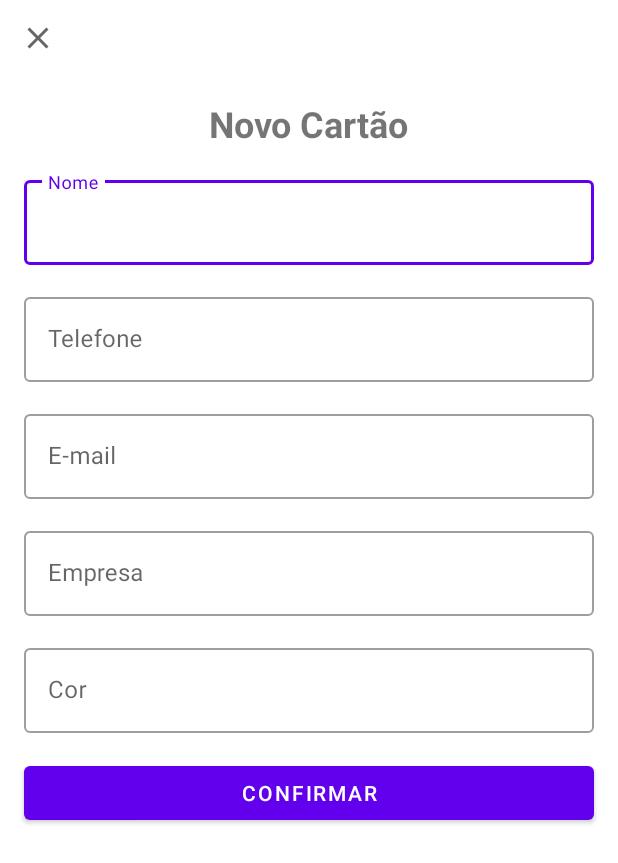
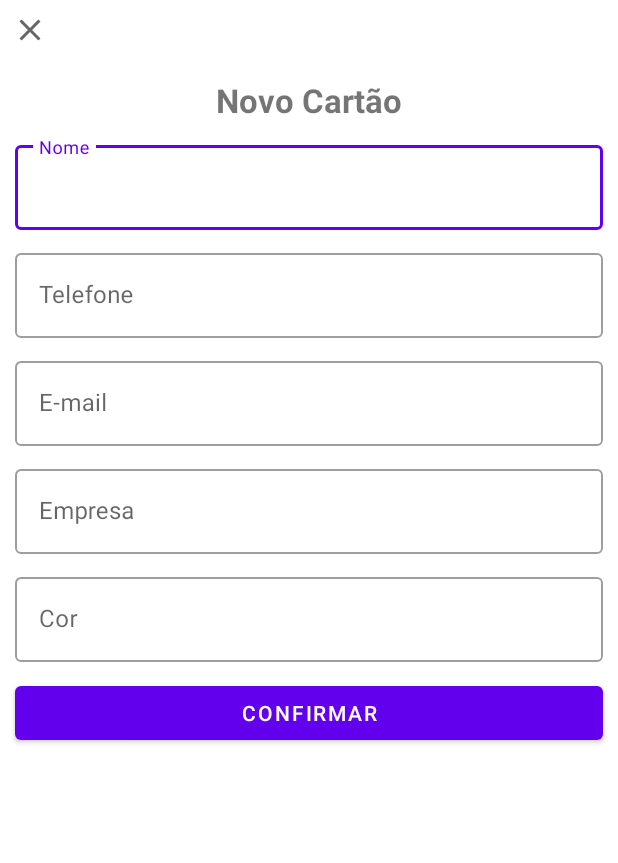
Before and after one commit to adrianoagripino/BusinessCard-app, an Android app: the screen it shows after launch (AddBusinessCardActivity), after a tap on an icon or button, on a phone screen of 412 x 824 dp. Shown: the top 863 px of the screen. Run offline under Robolectric (Android 15) with nearby library versions, the phone set to English and light mode, and no system bars; our stand-ins replace Room's generated code.

```diff
--- a/app/src/main/AndroidManifest.xml
+++ b/app/src/main/AndroidManifest.xml
@@ -11,7 +11,8 @@
         android:supportsRtl="true"
         android:theme="@style/Theme.BusinessCard">
         <activity android:name=".ui.AddBusinessCardActivity"></activity>
-        <activity android:name=".ui.MainActivity">
+        <activity android:name=".ui.MainActivity"
+            android:exported="true">
             <intent-filter>
                 <action android:name="android.intent.action.MAIN" />
 
--- a/app/src/main/java/com/adrianobr/businesscard/ui/MainViewModel.kt
+++ b/app/src/main/java/com/adrianobr/businesscard/ui/MainViewModel.kt
@@ -20,7 +20,7 @@ class MainViewModel(private val businessCardRepository: BusinessCardRepository):
 
 class MainViewModelFactory(private val repository: BusinessCardRepository) : ViewModelProvider.Factory {
 
-    override fun <T : ViewModel?> create(modelClass: Class<T>): T {
+    override fun <T : ViewModel> create(modelClass: Class<T>): T {
 
         if (modelClass.isAssignableFrom(MainViewModel::class.java)) {
             @Suppress("UNCHECKED_CAST")
--- a/app/src/main/res/layout/activity_add_business_card.xml
+++ b/app/src/main/res/layout/activity_add_business_card.xml
@@ -9,22 +9,25 @@
 
     <ImageButton
         android:id="@+id/btn_close"
-        android:layout_width="50dp"
-        android:layout_height="50dp"
+        android:layout_width="40dp"
+        android:layout_height="40dp"
         android:background="?attr/actionBarItemBackground"
         android:src="@drawable/ic_close"
         app:layout_constraintStart_toStartOf="parent"
-        app:layout_constraintTop_toTopOf="parent" />
+        app:layout_constraintTop_toTopOf="parent"
+        tools:ignore="SpeakableTextPresentCheck"
+        android:contentDescription="@string/todo" />
 
     <com.google.android.material.textview.MaterialTextView
         android:id="@+id/tv_title"
         android:layout_width="wrap_content"
         android:layout_height="wrap_content"
-        android:layout_margin="16dp"
+        android:layout_margin="12dp"
         android:text="@string/label_description_new_card"
-        android:textSize="24sp"
+        android:textSize="22sp"
         android:textStyle="bold"
         app:layout_constraintEnd_toEndOf="parent"
+        app:layout_constraintHorizontal_bias="0.50"
         app:layout_constraintStart_toStartOf="parent"
         app:layout_constraintTop_toBottomOf="@id/btn_close" />
 
@@ -33,7 +36,7 @@
         style="@style/Widget.MaterialComponents.TextInputLayout.OutlinedBox"
         android:layout_width="0dp"
         android:layout_height="wrap_content"
-        android:layout_margin="16dp"
+        android:layout_margin="10dp"
         android:hint="@string/label_nome"
         app:layout_constraintEnd_toEndOf="parent"
         app:layout_constraintStart_toStartOf="parent"
@@ -42,7 +45,8 @@
         <com.google.android.material.textfield.TextInputEditText
             android:layout_width="match_parent"
             android:layout_height="match_parent"
-            android:inputType="text" />
+            android:inputType="text"
+            tools:ignore="TextContrastCheck" />
 
     </com.google.android.material.textfield.TextInputLayout>
 
@@ -51,7 +55,7 @@
         style="@style/Widget.MaterialComponents.TextInputLayout.OutlinedBox"
         android:layout_width="0dp"
         android:layout_height="wrap_content"
-        android:layout_margin="16dp"
+        android:layout_margin="10dp"
         android:hint="@string/label_telefone"
         app:layout_constraintEnd_toEndOf="parent"
         app:layout_constraintStart_toStartOf="parent"
@@ -60,7 +64,8 @@
         <com.google.android.material.textfield.TextInputEditText
             android:layout_width="match_parent"
             android:layout_height="match_parent"
-            android:inputType="number" />
+            android:inputType="number"
+            tools:ignore="TextContrastCheck" />
 
     </com.google.android.material.textfield.TextInputLayout>
 
@@ -69,7 +74,7 @@
         style="@style/Widget.MaterialComponents.TextInputLayout.OutlinedBox"
         android:layout_width="0dp"
         android:layout_height="wrap_content"
-        android:layout_margin="16dp"
+        android:layout_margin="10dp"
         android:hint="@string/label_email"
         app:layout_constraintEnd_toEndOf="parent"
         app:layout_constraintStart_toStartOf="parent"
@@ -78,7 +83,8 @@
         <com.google.android.material.textfield.TextInputEditText
             android:layout_width="match_parent"
             android:layout_height="match_parent"
-            android:inputType="textEmailAddress" />
+            android:inputType="textEmailAddress"
+            tools:ignore="TextContrastCheck" />
 
     </com.google.android.material.textfield.TextInputLayout>
 
@@ -87,7 +93,7 @@
         style="@style/Widget.MaterialComponents.TextInputLayout.OutlinedBox"
         android:layout_width="0dp"
         android:layout_height="wrap_content"
-        android:layout_margin="16dp"
+        android:layout_margin="10dp"
         android:hint="@string/label_empresa"
         app:layout_constraintEnd_toEndOf="parent"
         app:layout_constraintStart_toStartOf="parent"
@@ -96,7 +102,8 @@
         <com.google.android.material.textfield.TextInputEditText
             android:layout_width="match_parent"
             android:layout_height="match_parent"
-            android:inputType="text" />
+            android:inputType="text"
+            tools:ignore="TextContrastCheck" />
 
     </com.google.android.material.textfield.TextInputLayout>
 
@@ -105,7 +112,7 @@
         style="@style/Widget.MaterialComponents.TextInputLayout.OutlinedBox"
         android:layout_width="0dp"
         android:layout_height="wrap_content"
-        android:layout_margin="16dp"
+        android:layout_margin="10dp"
         android:hint="@string/label_cor"
         app:layout_constraintEnd_toEndOf="parent"
         app:layout_constraintStart_toStartOf="parent"
@@ -114,7 +121,8 @@
         <com.google.android.material.textfield.TextInputEditText
             android:layout_width="match_parent"
             android:layout_height="match_parent"
-            android:inputType="text" />
+            android:inputType="text"
+            tools:ignore="TextContrastCheck" />
 
     </com.google.android.material.textfield.TextInputLayout>
 
@@ -122,7 +130,7 @@
         android:id="@+id/btn_confirm"
         android:layout_width="0dp"
         android:layout_height="wrap_content"
-        android:layout_margin="16dp"
+        android:layout_margin="10dp"
         android:text="@string/label_confirmar"
         app:layout_constraintEnd_toEndOf="parent"
         app:layout_constraintStart_toStartOf="parent"
--- a/app/src/main/res/values/strings.xml
+++ b/app/src/main/res/values/strings.xml
@@ -10,4 +10,5 @@
     <string name="label_confirmar">Confirmar</string>
     <string name="label_show_success">Cartão cadastrado com sucesso.</string>
     <string name="label_share">Compartilhar</string>
+    <string name="todo">TODO</string>
 </resources>
--- a/build.gradle
+++ b/build.gradle
@@ -1,12 +1,12 @@
 // Top-level build file where you can add configuration options common to all sub-projects/modules.
 buildscript {
-    ext.kotlin_version = "1.5.21"
+    ext.kotlin_version = "1.5.30"
     repositories {
         google()
         mavenCentral()
     }
     dependencies {
-        classpath "com.android.tools.build:gradle:4.2.2"
+        classpath 'com.android.tools.build:gradle:7.0.0'
         classpath "org.jetbrains.kotlin:kotlin-gradle-plugin:$kotlin_version"
 
         // NOTE: Do not place your application dependencies here; they belong
```
Also changed, not shown: app/build.gradle (+11 -11 lines), gradle/wrapper/gradle-wrapper.properties, 4 other files.
